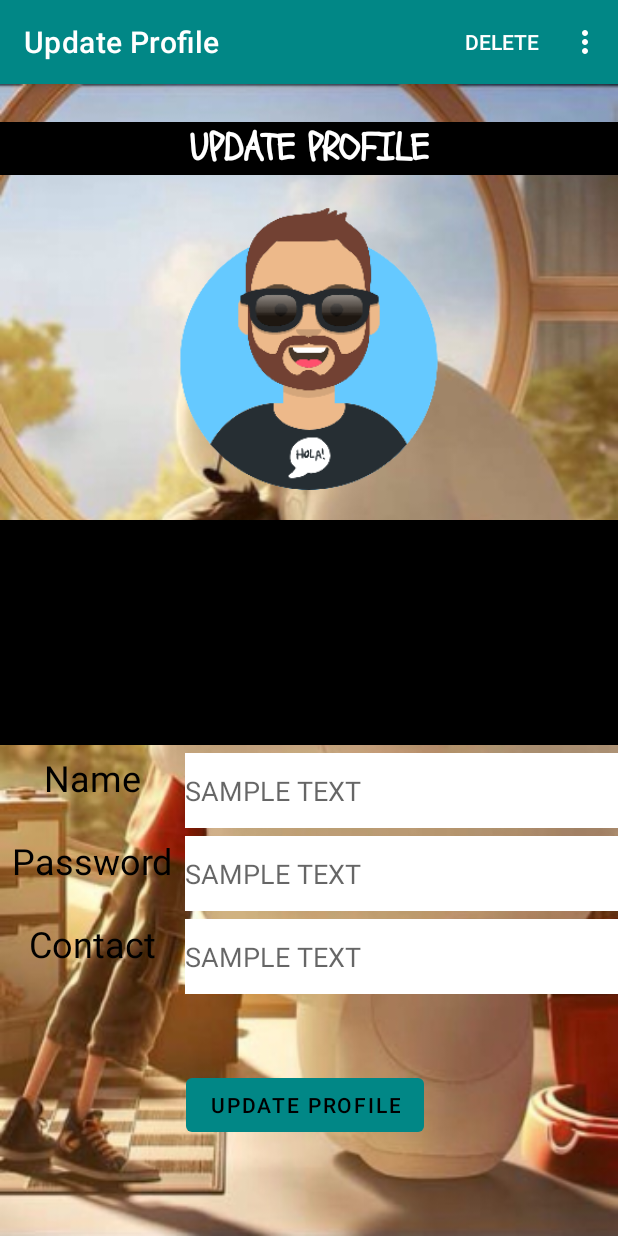
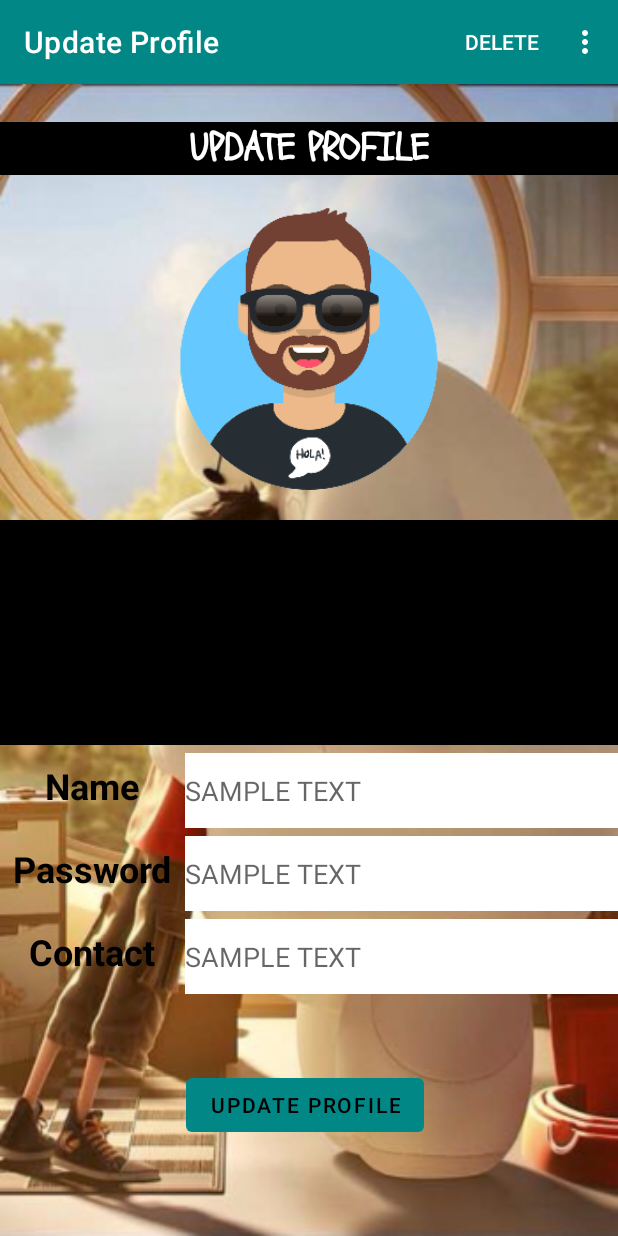
Before and after one commit to itzgannu/Parking, an Android app: the UpdateProfileActivity screen opened directly, with no data from a screen before it, on a phone screen of 412 x 824 dp. Run offline under Robolectric (Android 15) with nearby library versions, the phone set to English and light mode, and no system bars; our stand-ins replace Firebase (no records; nobody signed in at launch, a user with empty details on screens opened directly); 5 statements that could not run were skipped.

Commit message:
minor layout change

```diff
--- a/app/src/main/res/layout/activity_update_profile.xml
+++ b/app/src/main/res/layout/activity_update_profile.xml
@@ -45,8 +45,9 @@
             android:fontFamily="@font/crushed"
             android:text="@string/sameText"
             android:textAlignment="center"
+            android:textAllCaps="true"
             android:textColor="@color/teal_700"
-            android:textSize="20sp" />
+            android:textSize="33sp" />
 
         <LinearLayout
             android:layout_width="match_parent"
@@ -62,7 +63,9 @@
                 android:text="@string/createAccNameLbl"
                 android:textAlignment="center"
                 android:textColor="@color/black"
-                android:textSize="24dp" />
+                android:textSize="24sp"
+                android:textStyle="bold"
+                android:layout_marginTop="5dp"/>
 
             <EditText
                 android:id="@+id/update_name_field"
@@ -89,7 +92,9 @@
                 android:text="@string/createAccPwdLbl"
                 android:textAlignment="center"
                 android:textColor="@color/black"
-                android:textSize="24sp" />
+                android:textSize="24sp"
+                android:textStyle="bold"
+                android:layout_marginTop="5dp" />
 
             <EditText
                 android:id="@+id/update_pwd_field"
@@ -116,7 +121,9 @@
                 android:text="@string/createAccContactLbl"
                 android:textAlignment="center"
                 android:textColor="@color/black"
-                android:textSize="24sp" />
+                android:textSize="24sp"
+                android:textStyle="bold"
+                android:layout_marginTop="5dp" />
 
             <EditText
                 android:id="@+id/update_contact_field"
```
